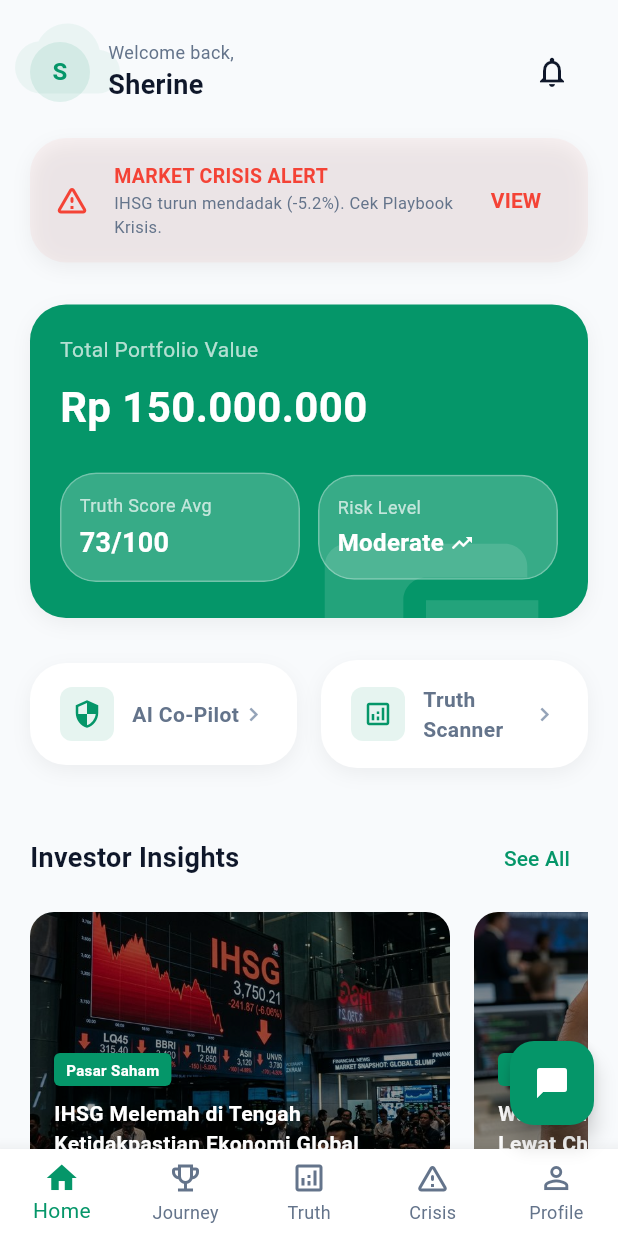
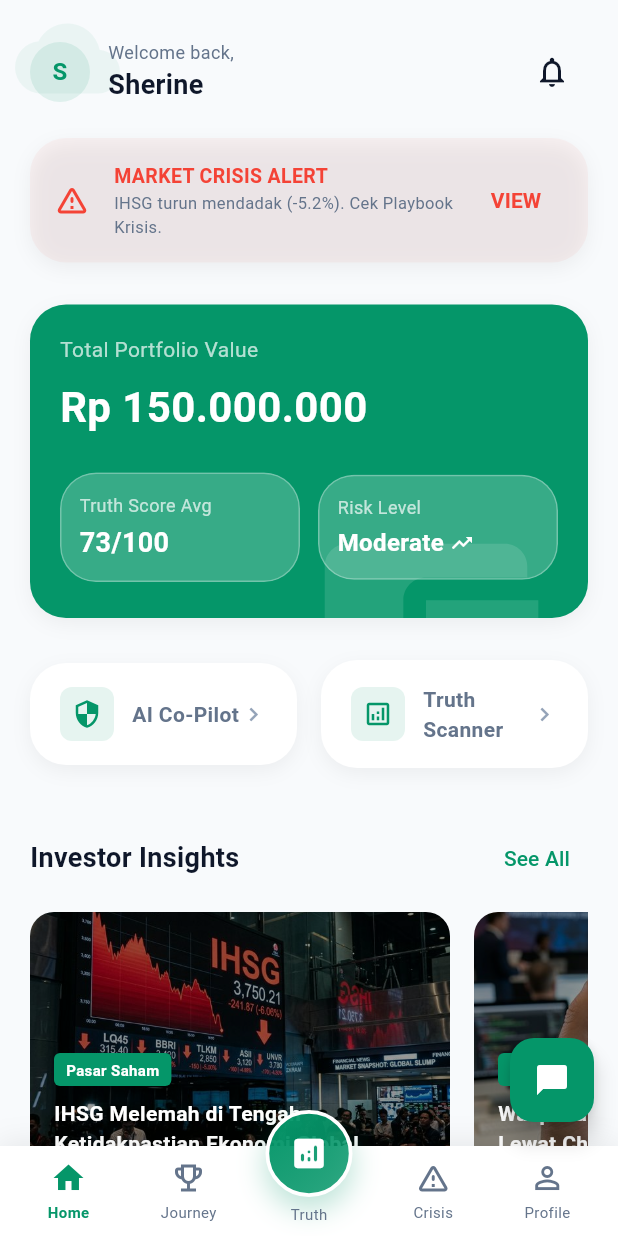
Before and after one commit to rafkiyuda/raskha-mobile-ai, a Flutter app: the screen it shows after launch, on a phone screen of 412 x 824 dp. Run offline on Flutter 3.47's test engine with Material 3 defaults, Android fonts, the phone set to English and light mode, and no system bars; our stand-ins replace google_generative_ai; Roboto replaces fonts that are missing (InstrumentSans).

Commit message:
Refine Truth menu button, fix Crisis Playbook layout overflow, and update navigation bar aesthetics

```diff
--- a/lib/main.dart
+++ b/lib/main.dart
@@ -129,18 +129,119 @@ class MainNavigationState extends State<MainNavigation> {
   }
 
   Widget _buildBottomBar() {
-    return BottomNavigationBar(
-      currentIndex: _selectedIndex == 5 ? 0 : _selectedIndex,
-      onTap: (index) => setIndex(index),
-      type: BottomNavigationBarType.fixed,
-      selectedItemColor: RakshaColors.primary,
-      unselectedItemColor: RakshaColors.textGray,
-      items: const [
-        BottomNavigationBarItem(icon: Icon(Icons.home_outlined), activeIcon: Icon(Icons.home), label: 'Home'),
-        BottomNavigationBarItem(icon: Icon(Icons.emoji_events_outlined), activeIcon: Icon(Icons.emoji_events), label: 'Journey'),
-        BottomNavigationBarItem(icon: Icon(Icons.analytics_outlined), activeIcon: Icon(Icons.analytics), label: 'Truth'),
-        BottomNavigationBarItem(icon: Icon(Icons.warning_amber_rounded), activeIcon: Icon(Icons.warning), label: 'Crisis'),
-        BottomNavigationBarItem(icon: Icon(Icons.person_outline), activeIcon: Icon(Icons.person), label: 'Profile'),
+    return Container(
+      decoration: BoxDecoration(
+        color: Colors.white,
+        boxShadow: [
+          BoxShadow(color: Colors.black.withOpacity(0.08), blurRadius: 15, offset: const Offset(0, -2)),
+        ],
+      ),
+      child: SafeArea(
+        top: false,
+        child: Stack(
+          alignment: Alignment.center,
+          clipBehavior: Clip.none,
+          children: [
+            Container(
+              height: 60,
+              padding: const EdgeInsets.symmetric(horizontal: 8),
+              child: Row(
+                mainAxisAlignment: MainAxisAlignment.spaceAround,
+                children: [
+                  _buildNavItem(0, Icons.home_outlined, Icons.home, 'Home'),
+                  _buildNavItem(1, Icons.emoji_events_outlined, Icons.emoji_events, 'Journey'),
+                  const SizedBox(width: 60), // Space for Truth highlight
+                  _buildNavItem(3, Icons.warning_amber_rounded, Icons.warning, 'Crisis'),
+                  _buildNavItem(4, Icons.person_outline, Icons.person, 'Profile'),
+                ],
+              ),
+            ),
+            Positioned(
+              top: -24,
+              child: _buildTruthHighlight(),
+            ),
+          ],
+        ),
+      ),
+    );
+  }
+
+  Widget _buildNavItem(int index, IconData icon, IconData activeIcon, String label) {
+    final isSelected = _selectedIndex == index;
+    return InkWell(
+      onTap: () => setIndex(index),
+      child: Padding(
+        padding: const EdgeInsets.symmetric(horizontal: 12),
+        child: Column(
+          mainAxisSize: MainAxisSize.min,
+          mainAxisAlignment: MainAxisAlignment.center,
+          children: [
+            Icon(
+              isSelected ? activeIcon : icon,
+              color: isSelected ? RakshaColors.primary : RakshaColors.textGray,
+              size: 24,
+            ),
+            const SizedBox(height: 4),
+            Text(
+              label,
+              style: TextStyle(
+                color: isSelected ? RakshaColors.primary : RakshaColors.textGray,
+                fontSize: 10,
+                fontWeight: isSelected ? FontWeight.bold : FontWeight.normal,
+              ),
+            ),
+          ],
+        ),
+      ),
+    );
+  }
+
+  Widget _buildTruthHighlight() {
+    final isSelected = _selectedIndex == 2;
+    return Column(
+      mainAxisSize: MainAxisSize.min,
+      children: [
+        GestureDetector(
+          onTap: () => setIndex(2),
+          child: AnimatedScale(
+            scale: isSelected ? 1.05 : 1.0,
+            duration: const Duration(milliseconds: 200),
+            child: Container(
+              width: 58,
+              height: 58,
+              decoration: BoxDecoration(
+                gradient: LinearGradient(
+                  begin: Alignment.topLeft,
+                  end: Alignment.bottomRight,
+                  colors: [
+                    RakshaColors.primary,
+                    RakshaColors.primary.withAlpha(200),
+                  ],
+                ),
+                shape: BoxShape.circle,
+                boxShadow: [
+                  BoxShadow(
+                    color: RakshaColors.primary.withOpacity(0.25),
+                    blurRadius: 15,
+                    spreadRadius: 1,
+                    offset: const Offset(0, 8),
+                  ),
+                ],
+                border: Border.all(color: Colors.white, width: 2.5),
+              ),
+              child: const Icon(Icons.analytics_rounded, color: Colors.white, size: 26),
+            ),
+          ),
+        ),
+        const SizedBox(height: 4),
+        Text(
+          'Truth',
+          style: TextStyle(
+            color: isSelected ? RakshaColors.primary : RakshaColors.textGray,
+            fontSize: 10,
+            fontWeight: isSelected ? FontWeight.bold : FontWeight.normal,
+          ),
+        ),
       ],
     );
   }
--- a/lib/widgets/crisis_accordion_card.dart
+++ b/lib/widgets/crisis_accordion_card.dart
@@ -65,7 +65,15 @@ class _CrisisAccordionCardState extends State<CrisisAccordionCard> {
                         style: const TextStyle(color: RakshaColors.textDark, fontWeight: FontWeight.bold, fontSize: 18),
                       ),
                       const SizedBox(width: 8),
-                      ...widget.tags.map((tag) => _buildTag(tag)).toList(),
+                      Expanded(
+                        child: SingleChildScrollView(
+                          scrollDirection: Axis.horizontal,
+                          physics: const BouncingScrollPhysics(),
+                          child: Row(
+                            children: widget.tags.map((tag) => _buildTag(tag)).toList(),
+                          ),
+                        ),
+                      ),
                     ],
                   ),
                   Text(
```
Also changed, not shown: assets/images/logos/arto.png (added), assets/images/logos/asii.png (added), assets/images/logos/bbca.png (added), assets/images/logos/bren.png (added), assets/images/logos/buka.png (added), assets/images/logos/goto.png (added), assets/images/logos/tlkm.png (added).
